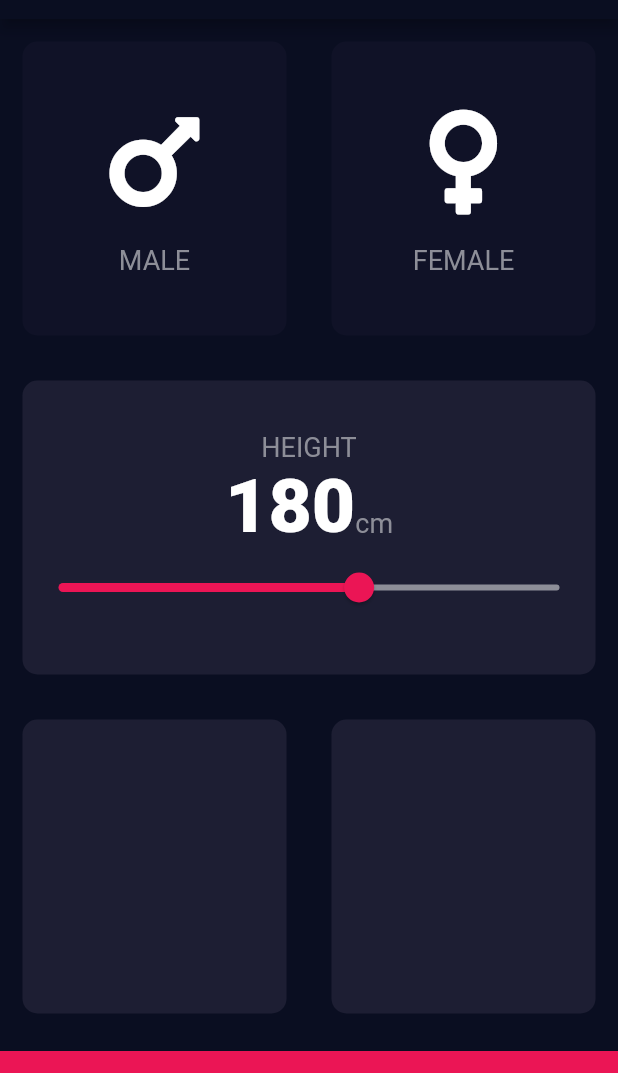
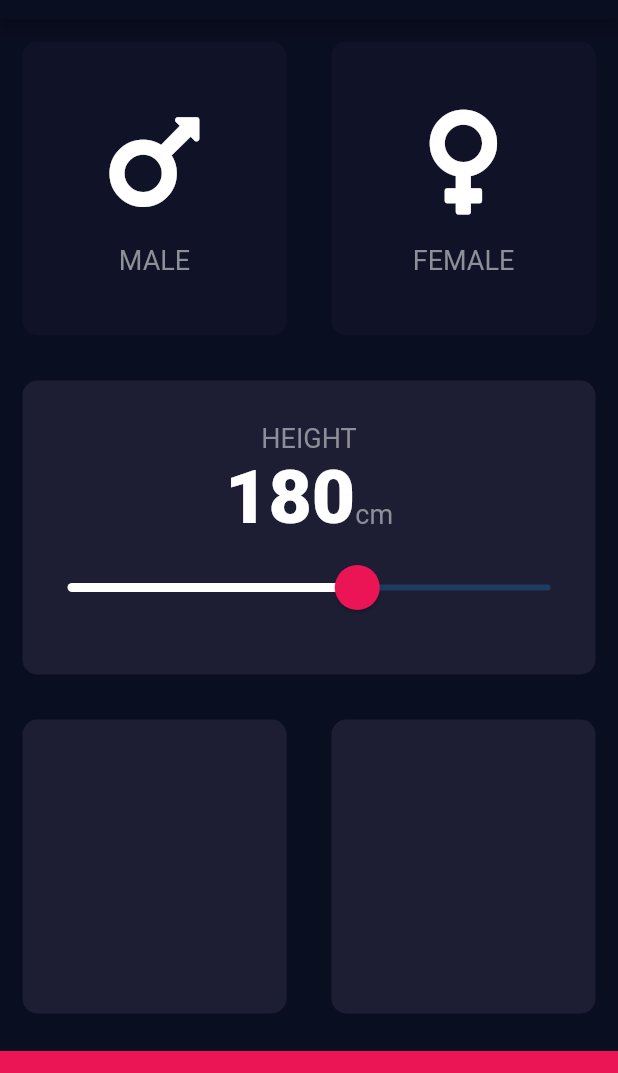
Before and after one commit to eoanodea/flutter-bmi-calculator, a Flutter app: the screen it shows after launch, on a phone screen of 412 x 824 dp, the part 65-1138 px from its top. Run offline on Flutter 3.47's test engine with Material 2 defaults, Android fonts, the phone set to English and light mode, and no system bars; our stand-ins replace font_awesome_flutter.

Commit message:
Implemented slider design

```diff
--- a/lib/constants.dart
+++ b/lib/constants.dart
@@ -5,6 +5,7 @@ const kActiveCardColour = Color(0xFF1D1E33);
 const kInactiveCardColour = Color(0xDD111328);
 const kBottomContainerColour = Color(0xFFEB1555);
 const kLabelColour = Color(0xFF8D8E98);
+const kSliderOverlayColour = Color(0x29EB1555);
 
 const kLabelTextStyle = TextStyle(
   fontSize: 18.0,
--- a/lib/input_page.dart
+++ b/lib/input_page.dart
@@ -93,17 +93,25 @@ class _InputPageState extends State<InputPage> {
                       ),
                     ],
                   ),
-                  Slider(
+                  SliderTheme(
+                    data: SliderTheme.of(context).copyWith(
+                        activeTrackColor: Colors.white,
+                        thumbColor: kBottomContainerColour,
+                        overlayColor: kSliderOverlayColour,
+                        thumbShape:
+                            RoundSliderThumbShape(enabledThumbRadius: 15.0),
+                        overlayShape:
+                            RoundSliderOverlayShape(overlayRadius: 30.0)),
+                    child: Slider(
                       value: height.toDouble(),
                       min: 120.0,
                       max: 220.0,
-                    activeColor: kBottomContainerColour,
-                    inactiveColor: kLabelColour,
                       onChanged: (double value) => {
                         setState(() {
                           height = value.toInt();
                         })
                       },
+                    ),
                   ),
                 ],
               ),
```
Lines whose indentation alone changed are shown as unchanged.
